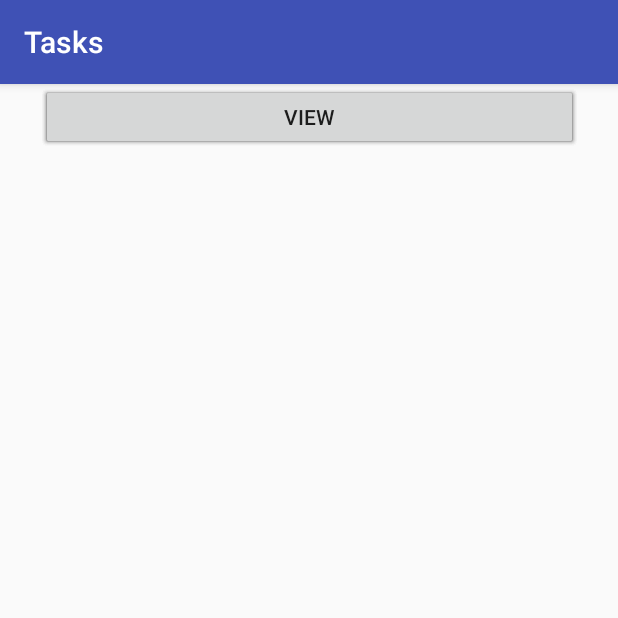
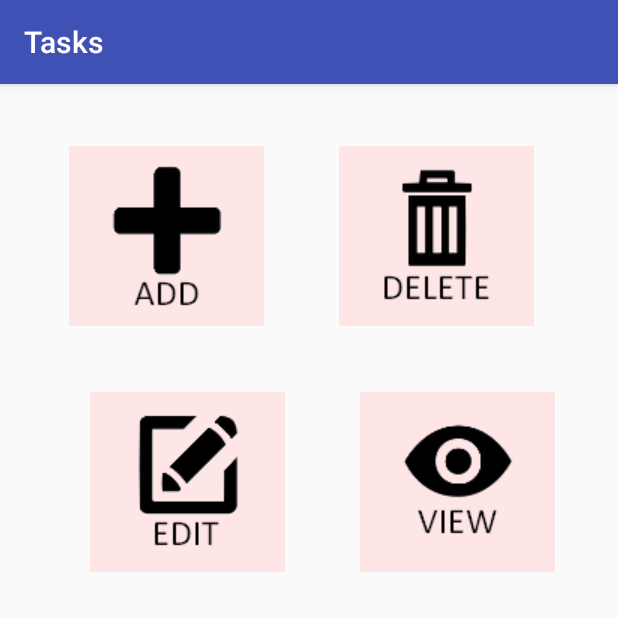
Before and after one commit to mzboito/FindYourTime, an Android app: the TasksActivity screen opened directly, with no data from a screen before it, on a phone screen of 412 x 824 dp, the top half of it. Run offline under Robolectric (Android 15) with nearby library versions, the phone set to English and light mode, and no system bars; network calls fail.

Commit message:
botões bonitos na task

```diff
--- a/FindYourTime/app/src/main/res/layout/activity_tasks.xml
+++ b/FindYourTime/app/src/main/res/layout/activity_tasks.xml
@@ -7,55 +7,68 @@
     tools:context="com.example.fyt.findyourtime.TasksActivity"
     android:id="@+id/activity_tasks">
 
-    <Button
-        android:id="@+id/buttonT1"
-        android:layout_width="358dp"
-        android:layout_height="44dp"
-        android:layout_marginBottom="24dp"
-        android:layout_marginEnd="24dp"
-        android:layout_marginStart="24dp"
-        android:text="@string/button_edit"
-        app:layout_constraintBottom_toTopOf="@+id/buttonT5"
+    <ImageButton
+        android:id="@+id/editButton"
+        android:layout_width="130dp"
+        android:layout_height="120dp"
+        android:layout_alignParentBottom="true"
+        android:layout_alignParentEnd="true"
+        android:layout_alignParentRight="true"
+        android:layout_marginEnd="36dp"
+        android:layout_marginStart="46dp"
+        android:layout_marginTop="44dp"
+        android:background="#ffe6e6"
+        android:src="@drawable/edit_100"
+        app:layout_constraintEnd_toStartOf="@+id/viewButton"
+        app:layout_constraintStart_toStartOf="parent"
+        app:layout_constraintTop_toBottomOf="@+id/addButton"
+        tools:ignore="ContentDescription" />
+
+    <ImageButton
+        android:id="@+id/addButton"
+        android:layout_width="130dp"
+        android:layout_height="120dp"
+        android:layout_alignParentBottom="true"
+        android:layout_alignParentEnd="true"
+        android:layout_alignParentRight="true"
+        android:layout_marginStart="46dp"
+        android:layout_marginTop="41dp"
+        android:background="#ffe6e6"
+        android:src="@drawable/add_100"
+        app:layout_constraintStart_toStartOf="parent"
+        app:layout_constraintTop_toTopOf="parent"
+        tools:ignore="ContentDescription" />
+
+    <ImageButton
+        android:id="@+id/deleteButton"
+        android:layout_width="130dp"
+        android:layout_height="120dp"
+        android:layout_alignParentBottom="true"
+        android:layout_alignParentEnd="true"
+        android:layout_alignParentRight="true"
+        android:layout_marginEnd="42dp"
+        android:layout_marginStart="36dp"
+        android:layout_marginTop="41dp"
+        android:background="#ffe6e6"
+        android:src="@drawable/delete_100"
         app:layout_constraintEnd_toEndOf="parent"
-        app:layout_constraintStart_toStartOf="parent"
-        app:layout_constraintTop_toBottomOf="@+id/buttonT3" />
+        app:layout_constraintStart_toEndOf="@+id/addButton"
+        app:layout_constraintTop_toTopOf="parent"
+        tools:ignore="ContentDescription" />
 
-    <Button
-        android:id="@+id/buttonT5"
-        android:layout_width="358dp"
-        android:layout_height="44dp"
-        android:layout_marginBottom="24dp"
-        android:layout_marginEnd="24dp"
-        android:layout_marginStart="24dp"
-        android:text="@string/button_delete"
-        app:layout_constraintBottom_toTopOf="@+id/buttonT4"
+    <ImageButton
+        android:id="@+id/viewButton"
+        android:layout_width="130dp"
+        android:layout_height="120dp"
+        android:layout_alignParentBottom="true"
+        android:layout_alignParentEnd="true"
+        android:layout_alignParentRight="true"
+        android:layout_marginEnd="42dp"
+        android:layout_marginTop="44dp"
+        android:background="#ffe6e6"
+        android:src="@drawable/view_100"
         app:layout_constraintEnd_toEndOf="parent"
-        app:layout_constraintStart_toStartOf="parent"
-        app:layout_constraintTop_toBottomOf="@+id/buttonT1" />
+        app:layout_constraintTop_toBottomOf="@+id/deleteButton"
+        tools:ignore="ContentDescription" />
 
-    <Button
-        android:id="@+id/buttonT3"
-        android:layout_width="358dp"
-        android:layout_height="44dp"
-        android:layout_marginBottom="24dp"
-        android:layout_marginEnd="24dp"
-        android:layout_marginStart="24dp"
-        android:onClick="sendNewTaskActivity"
-        android:text="@string/button_add"
-        app:layout_constraintBottom_toTopOf="@+id/buttonT1"
-        app:layout_constraintEnd_toEndOf="parent"
-        app:layout_constraintStart_toStartOf="parent" />
-
-    <Button
-        android:id="@+id/buttonT4"
-        android:layout_width="358dp"
-        android:layout_height="44dp"
-        android:layout_marginBottom="32dp"
-        android:layout_marginEnd="24dp"
-        android:layout_marginStart="24dp"
-        android:text="@string/button_view"
-        app:layout_constraintBottom_toBottomOf="parent"
-        app:layout_constraintEnd_toEndOf="parent"
-        app:layout_constraintStart_toStartOf="parent"
-        app:layout_constraintTop_toBottomOf="@+id/buttonT5" />
 </android.support.constraint.ConstraintLayout>
```
Also changed, not shown: FindYourTime/app/src/main/res/drawable/add_100.png (added), FindYourTime/app/src/main/res/drawable/delete_100.png (added), FindYourTime/app/src/main/res/drawable/edit_100.png (added), FindYourTime/app/src/main/res/drawable/view_100.png (added).
